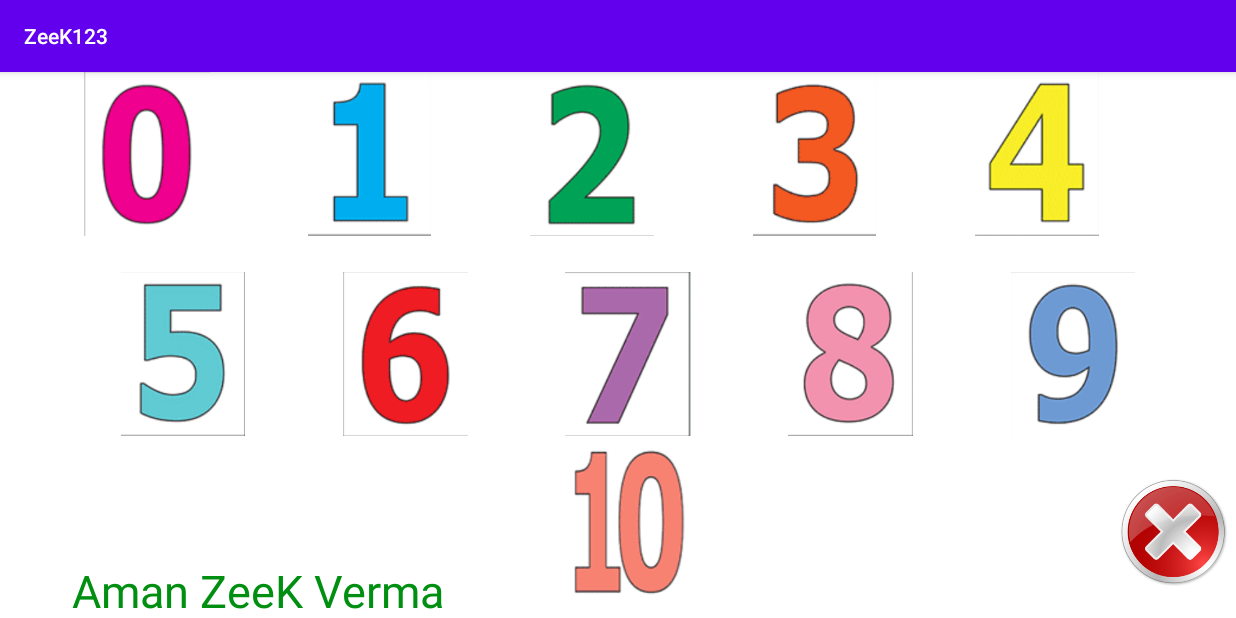
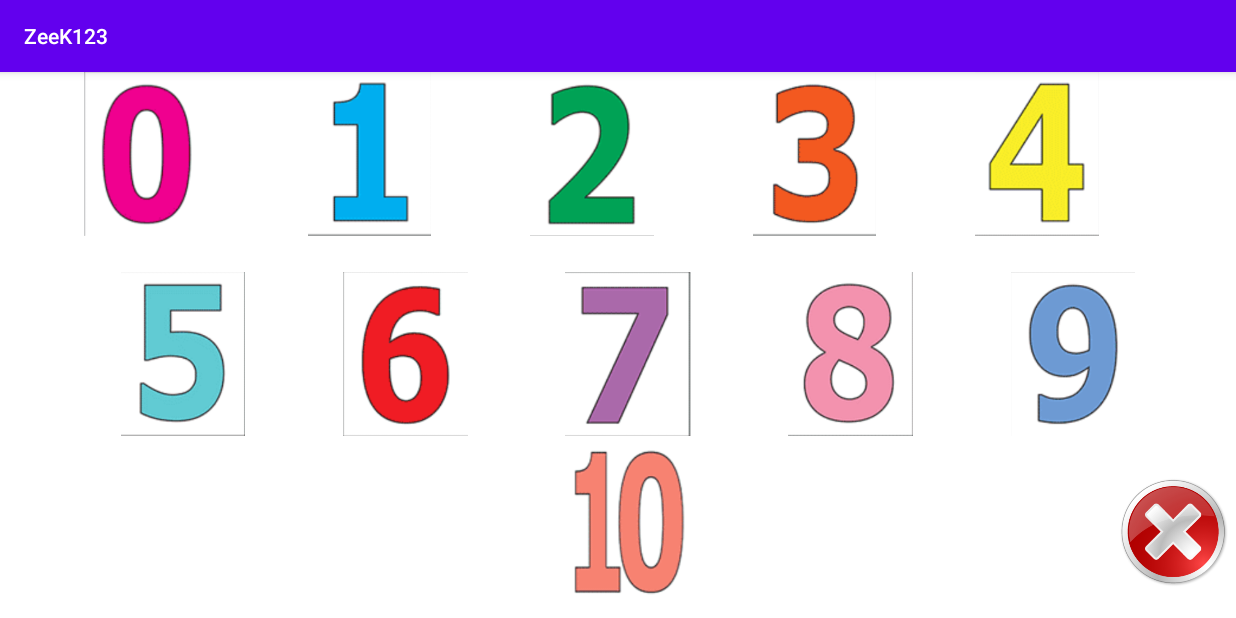
Before and after one commit to amanzeekverma/zeek123, an Android app: the screen it shows after launch (MainActivity), on a phone screen of 824 x 412 dp (held sideways). Run offline under Robolectric (Android 15) with nearby library versions, the phone set to English and light mode, and no system bars.

Commit message:
removing my name

```diff
--- a/app/src/main/res/layout/activity_main.xml
+++ b/app/src/main/res/layout/activity_main.xml
@@ -145,19 +145,5 @@
         app:layout_constraintWidth_percent="0.1"
         app:srcCompat="@drawable/quit" />
 
-    <TextView
-        android:id="@+id/signature"
-        android:layout_width="wrap_content"
-        android:layout_height="wrap_content"
-        android:text="Aman ZeeK Verma"
-        android:textSize="30dp"
-        android:textColor="#008F11"
-        app:layout_constraintBottom_toBottomOf="parent"
-        app:layout_constraintTop_toBottomOf="@id/quit"
-        app:layout_constraintStart_toStartOf="@id/img5"
-        android:layout_marginBottom="16dp"
-
-         />
-
 
 </androidx.constraintlayout.widget.ConstraintLayout>
```
